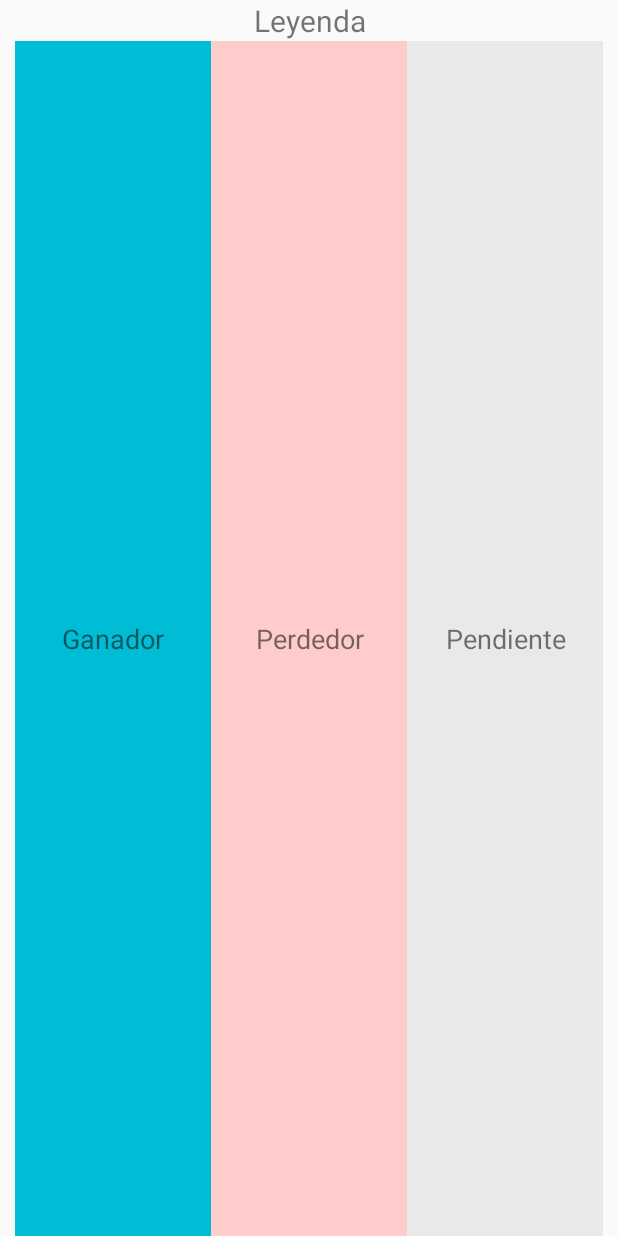
After one commit to jeancc29/loteapp, an Android app: the layout dialog_ver_ticket.xml on its own in the app's theme, with its tools: preview values and no code run, on a phone screen of 412 x 824 dp. The commit adds this screen. Run offline under Robolectric (Android 15) with nearby library versions, the phone set to English and light mode, and no system bars; network calls fail.

Commit message:
Cambios que valentin mando a hacer

```diff
--- a/app/src/main/java/com/example/jean2/creta/BluetoothSearchDialog.java
+++ b/app/src/main/java/com/example/jean2/creta/BluetoothSearchDialog.java
@@ -671,7 +671,7 @@ public class BluetoothSearchDialog extends AppCompatDialogFragment implements Vi
                     pos.POS_S_TextOut("- TOTAL: " + total + " -\n", 1, 0, 1, 0, 0x00);
 
                     if(this.original == false && this.cancelado == true){
-                        pos.POS_S_TextOut("** CANCELADO **\n\n", 0, 1, 1, 0, 0x00);
+                        pos.POS_S_TextOut("** CANCELADO **\n\n\n", 0, 1, 1, 0, 0x00);
                     }
 
                     if(this.cancelado == false){
--- a/app/src/main/java/com/example/jean2/creta/MonitoreoActivity.java
+++ b/app/src/main/java/com/example/jean2/creta/MonitoreoActivity.java
@@ -491,4 +491,9 @@ public class MonitoreoActivity extends AppCompatActivity {
 
     }
 
+    public static void VerTicket(){
+        VerTicketDialog verTicketDialog = new VerTicketDialog();
+        verTicketDialog.show(mActivity.getSupportFragmentManager(), "Ver ticket");
+    }
+
 }
--- a/app/src/main/java/com/example/jean2/creta/PrincipalFragment.java
+++ b/app/src/main/java/com/example/jean2/creta/PrincipalFragment.java
@@ -369,6 +369,9 @@ public class PrincipalFragment extends Fragment implements View.OnClickListener,
     public void seleccionarLoteriasMultiSelect(JSONArray loteriasASeleccionar, boolean seleccionarPrimeraLoteria ){
         try {
             if(seleccionarPrimeraLoteria){
+                if(listItems.length == 0){
+                    return;
+                }
                 checkedItems[0] = true;
                 mUserItems.add(0);
                 String loteria = listItems[mUserItems.get(0)];
--- a/app/src/main/res/layout/dialog_imprimir_compartir_ver_ticket.xml
+++ b/app/src/main/res/layout/dialog_imprimir_compartir_ver_ticket.xml
@@ -14,7 +14,7 @@
             android:id="@+id/ticket"
             android:layout_width="wrap_content"
             android:layout_height="wrap_content"
-            android:textSize="15dp"/>
+            android:textSize="20dp"/>
     </LinearLayout>
 
     <LinearLayout
--- /dev/null
+++ b/app/src/main/res/layout/dialog_ver_ticket.xml
@@ -0,0 +1,168 @@
+<?xml version="1.0" encoding="utf-8"?>
+<LinearLayout
+    xmlns:android="http://schemas.android.com/apk/res/android" android:layout_width="match_parent"
+    android:layout_height="match_parent"
+    android:layout_alignParentBottom="true"
+    android:orientation="vertical">
+
+    <LinearLayout
+        android:layout_width="match_parent"
+        android:layout_height="wrap_content">
+        <TextView
+            android:id="@+id/ticket"
+            android:layout_width="match_parent"
+            android:layout_height="match_parent"
+            android:text="Leyenda"
+            android:textSize="20dp"
+            android:gravity="center"/>
+    </LinearLayout>
+
+
+    <LinearLayout
+        android:layout_width="match_parent"
+        android:layout_height="0dp"
+        android:layout_weight="1"
+        android:layout_marginRight="10dp"
+        android:layout_marginLeft="10dp">
+        <TextView
+            android:id="@+id/btnCompartir"
+            style="@style/leyendaTextViewStyle"
+            android:text="Ganador"
+            android:background="@color/bgInfo"
+            android:gravity="center"/>
+        <TextView
+            android:id="@+id/btnVerTicket"
+            style="@style/leyendaTextViewStyle"
+            android:text="Perdedor"
+            android:background="@color/bgRosa"
+            android:gravity="center"/>
+        <TextView
+            android:id="@+id/btnImprimir"
+            style="@style/leyendaTextViewStyle"
+            android:text="Pendiente"
+            android:background="@color/bgGris"
+            android:gravity="center"/>
+
+
+
+    </LinearLayout>
+
+
+
+    <LinearLayout
+        android:id="@+id/linealLayoutJugadas"
+        android:layout_width="match_parent"
+        android:layout_height="wrap_content"
+        android:orientation="vertical">
+
+
+    </LinearLayout>
+
+    <!--<TableLayout-->
+        <!--android:id="@+id/tableJugadas"-->
+        <!--android:layout_width="match_parent"-->
+        <!--android:layout_height="wrap_content"-->
+        <!--android:layout_marginVertical="30dp"-->
+        <!--android:layout_marginHorizontal="10dp"-->
+        <!--android:collapseColumns=""-->
+        <!--&gt;-->
+
+        <!--<TableRow android:layout_height="wrap_content"-->
+            <!--android:layout_width="wrap_content">-->
+            <!--<TextView-->
+                <!--android:layout_width="match_parent"-->
+                <!--android:layout_height="wrap_content"-->
+                <!--android:text="Jugada"-->
+                <!--android:textStyle="bold"-->
+                <!--android:layout_weight="1"-->
+                <!--android:gravity="center"-->
+                <!--android:textSize="20dp"/>-->
+
+            <!--<TextView-->
+                <!--android:layout_width="match_parent"-->
+                <!--android:layout_height="wrap_content"-->
+                <!--android:text="Sorteo"-->
+                <!--android:textStyle="bold"-->
+                <!--android:layout_weight="1"-->
+                <!--android:gravity="center"-->
+                <!--android:textSize="20dp"/>-->
+
+            <!--<TextView-->
+                <!--android:layout_width="match_parent"-->
+                <!--android:layout_height="wrap_content"-->
+                <!--android:text="Importe"-->
+                <!--android:textStyle="bold"-->
+                <!--android:layout_weight="1"-->
+                <!--android:gravity="center"-->
+                <!--android:textSize="20dp"/>-->
+
+            <!--<TextView-->
+                <!--android:layout_width="match_parent"-->
+                <!--android:layout_height="wrap_content"-->
+                <!--android:text="Premio"-->
+                <!--android:textStyle="bold"-->
+                <!--android:layout_weight="1"-->
+                <!--android:gravity="center"-->
+                <!--android:textSize="20dp"/>-->
+
+
+
+
+        <!--</TableRow>-->
+
+        <!--<TableRow android:layout_height="wrap_content"-->
+            <!--android:layout_width="wrap_content">-->
+            <!--<TextView-->
+
+                <!--android:layout_width="match_parent"-->
+                <!--android:layout_height="wrap_content"-->
+                <!--android:text="-"-->
+
+                <!--android:layout_weight="1"-->
+                <!--android:gravity="center"-->
+                <!--android:textSize="20dp"-->
+                <!--/>-->
+
+            <!--<TextView-->
+
+                <!--android:layout_width="match_parent"-->
+                <!--android:layout_height="wrap_content"-->
+                <!--android:text="-"-->
+
+                <!--android:layout_weight="1"-->
+                <!--android:gravity="center"-->
+                <!--android:textSize="20dp"-->
+                <!--/>-->
+
+            <!--<TextView-->
+
+                <!--android:layout_width="match_parent"-->
+                <!--android:layout_height="wrap_content"-->
+                <!--android:text="0.00"-->
+
+                <!--android:layout_weight="1"-->
+                <!--android:gravity="center"-->
+                <!--android:textSize="20dp"-->
+                <!--/>-->
+
+            <!--<TextView-->
+
+                <!--android:layout_width="match_parent"-->
+                <!--android:layout_height="wrap_content"-->
+                <!--android:text="0.00"-->
+
+                <!--android:layout_weight="1"-->
+                <!--android:gravity="center"-->
+                <!--android:textSize="20dp"-->
+                <!--/>-->
+
+
+
+
+        <!--</TableRow>-->
+
+
+    <!--</TableLayout>-->
+
+
+</LinearLayout>
--- a/app/src/main/res/values/colors.xml
+++ b/app/src/main/res/values/colors.xml
@@ -26,4 +26,8 @@
     <color name="GRAY200">#EEEEEE</color>
     <color name="RED400">#EF5350</color>
 
+    <color name="bgInfo">#00bcd4</color>
+    <color name="bgRosa">#ffcccc</color>
+    <color name="bgGris">#eae9e9</color>
+
 </resources>
--- a/app/src/main/res/values/styles.xml
+++ b/app/src/main/res/values/styles.xml
@@ -91,4 +91,15 @@
         <item name="android:textColor">@color/oper_text_color</item>
     </style>
 
+    <style name="leyendaTextViewStyle">
+        <item name="android:layout_width">0dp</item>
+        <item name="android:layout_height">match_parent</item>
+        <item name="android:layout_weight">1</item>
+        <!--<item name="android:background">@drawable/numbers_button</item>-->
+        <item name="android:textSize">18sp</item>
+        <!--<item name="android:fontFamily">sans-serif-light</item>-->
+        <!--<item name="android:layout_margin">0.1dp</item>-->
+        <!--<item name="android:textColor">@color/oper_text_color</item>-->
+    </style>
+
 </resources>
```
Also changed, not shown: app/src/main/java/com/example/jean2/creta/ImprimirCompartirVerTicketDialog.java (+12 -0 lines), app/src/main/java/com/example/jean2/creta/VerTicketDialog.java (added, +233 -0 lines).
